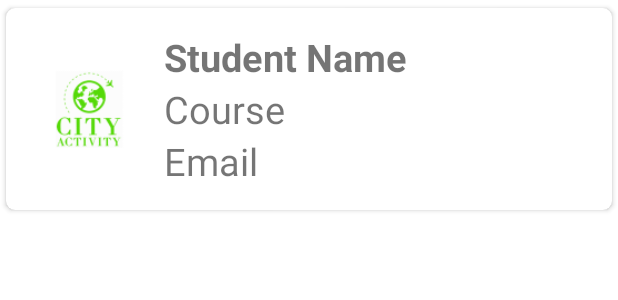
After one commit to Aimene27/CityActivity, an Android app: the layout main_item.xml on its own in the app's theme, with its tools: preview values and no code run, on a phone screen of 412 x 824 dp. The commit adds this screen. Shown: the top 300 px of the screen. Run offline under Robolectric (Android 15) with nearby library versions, the light colour scheme and no system bars.

Commit message:
base de données

```diff
--- a/app/src/main/AndroidManifest.xml
+++ b/app/src/main/AndroidManifest.xml
@@ -1,7 +1,8 @@
 <?xml version="1.0" encoding="utf-8"?>
 <manifest xmlns:android="http://schemas.android.com/apk/res/android"
     package="com.example.helloworld">
-
+    <uses-permission android:name="android.permission.INTERNET"/>
+    <uses-permission android:name="android.permission.ACCESS_NETWORK_STATE"/>
     <application
         android:allowBackup="true"
         android:icon="@mipmap/ic_launcher"
--- /dev/null
+++ b/app/src/main/res/layout/main_item.xml
@@ -0,0 +1,66 @@
+<?xml version="1.0" encoding="utf-8"?>
+<androidx.cardview.widget.CardView xmlns:android="http://schemas.android.com/apk/res/android"
+    xmlns:tools="http://schemas.android.com/tools"
+    android:layout_width="match_parent"
+    android:layout_height="wrap_content"
+    xmlns:app="http://schemas.android.com/apk/res-auto"
+    app:cardCornerRadius="6dp"
+    android:elevation="6dp"
+    app:cardUseCompatPadding="true"
+    tools:ignore="UnusedAttribute">
+    <RelativeLayout
+        android:layout_width="match_parent"
+        android:layout_height="wrap_content"
+        android:padding="15dp">
+
+        <ImageView
+            android:id="@+id/img1"
+            android:layout_width="80dp"
+            android:layout_height="80dp"
+            android:layout_centerVertical="true"
+            android:src="@mipmap/ic_launcher"
+            tools:ignore="ContentDescription,ImageContrastCheck" />
+
+        <TextView
+            android:id="@+id/nametext"
+            android:layout_width="match_parent"
+            android:layout_height="wrap_content"
+            android:layout_marginLeft="10dp"
+            android:layout_toRightOf="@id/img1"
+            android:text="Student Name"
+            android:textSize="25sp"
+            android:textStyle="bold"
+            tools:ignore="HardcodedText,RtlHardcoded,TextSizeCheck"
+            />
+
+        <TextView
+            android:id="@+id/coursetext"
+            android:layout_width="match_parent"
+            android:layout_height="wrap_content"
+            android:layout_below="@id/nametext"
+            android:layout_marginLeft="10dp"
+            android:layout_toRightOf="@id/img1"
+            android:text="Course"
+            android:textSize="25dp"
+            tools:ignore="HardcodedText,RtlHardcoded,SpUsage,TextSizeCheck"
+
+            />
+        <TextView
+            android:layout_width="match_parent"
+            android:layout_height="wrap_content"
+            android:id="@+id/emailtext"
+            android:text="Email"
+            android:textSize="25sp"
+            android:layout_toRightOf="@id/img1"
+            android:layout_below="@id/coursetext"
+            android:layout_marginLeft="10dp"
+            tools:ignore="HardcodedText,RtlHardcoded"
+
+            />
+
+
+    </RelativeLayout>
+
+
+
+</androidx.cardview.widget.CardView>
--- a/app/src/main/res/layout/template_item.xml
+++ b/app/src/main/res/layout/template_item.xml
@@ -21,7 +21,7 @@
             android:layout_width="wrap_content"
             android:layout_height="wrap_content"
             android:text="@string/nom_default_activity"
-            android:textColor="@color/white"/>
+            android:textColor="@color/black"/>
 
         <TextView
             android:id="@+id/desc_activity"
@@ -30,7 +30,7 @@
             android:layout_below="@id/nom_activity"
             android:layout_marginTop="30dp"
             android:text="DESCRIPTION"
-            android:textColor="@color/white"/>
+            android:textColor="@color/black"/>
 
         <TextView
             android:id="@+id/prix_activity"
@@ -41,7 +41,7 @@
             android:layout_marginTop="30dp"
             android:layout_toRightOf="@id/desc_activity"
             android:text="PRIX"
-            android:textColor="@color/white"/>
+            android:textColor="@color/black"/>
 
     </RelativeLayout>
 
--- a/build.gradle
+++ b/build.gradle
@@ -6,6 +6,7 @@ buildscript {
     }
     dependencies {
         classpath 'com.android.tools.build:gradle:7.4.2'
+        classpath 'com.google.gms:google-services:4.4.0'
 
         // NOTE: Do not place your application dependencies here; they belong
         // in the individual module build.gradle files
```
Also changed, not shown: app/build.gradle (+6 -1 lines), app/src/main/java/com/example/helloworld/MainActivity.java (+31 -15 lines), app/src/main/java/com/example/helloworld/MainAdapter.java (added, +65 -0 lines), app/src/main/java/com/example/helloworld/MainModel.java (added, +47 -0 lines), app/src/main/res/layout/activity_main.xml (+7 -11 lines), 1 other file.
